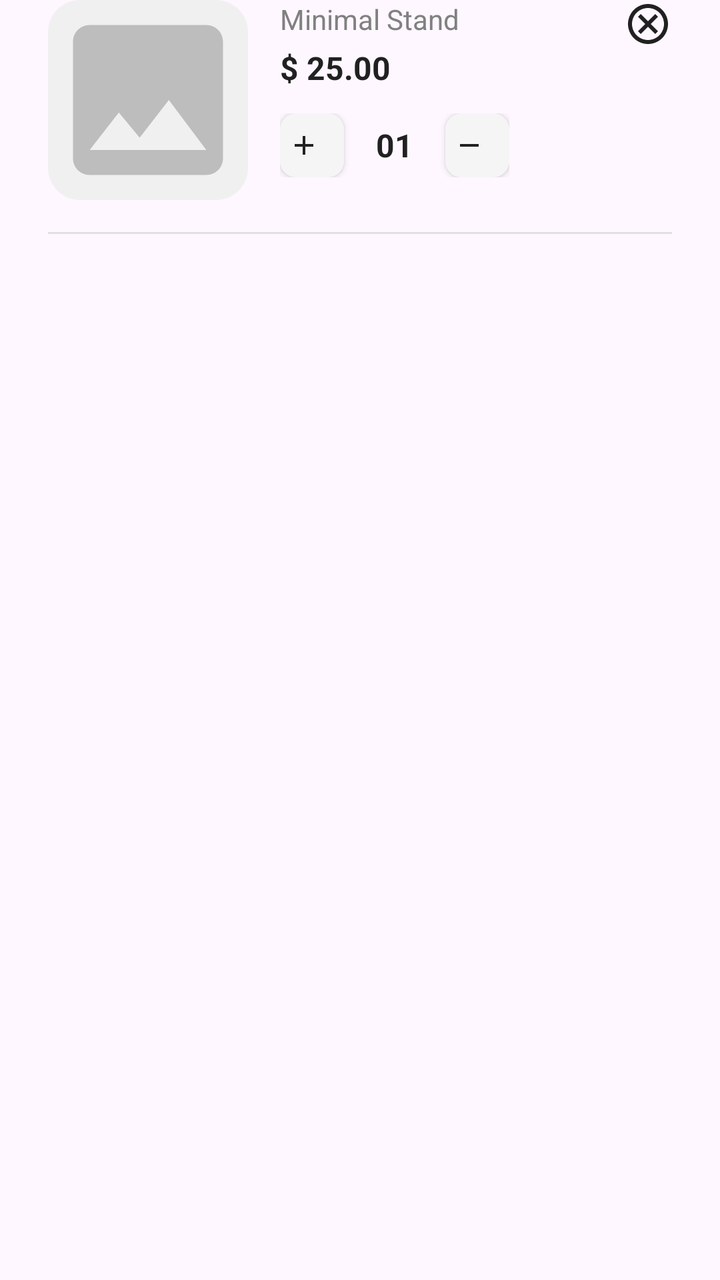
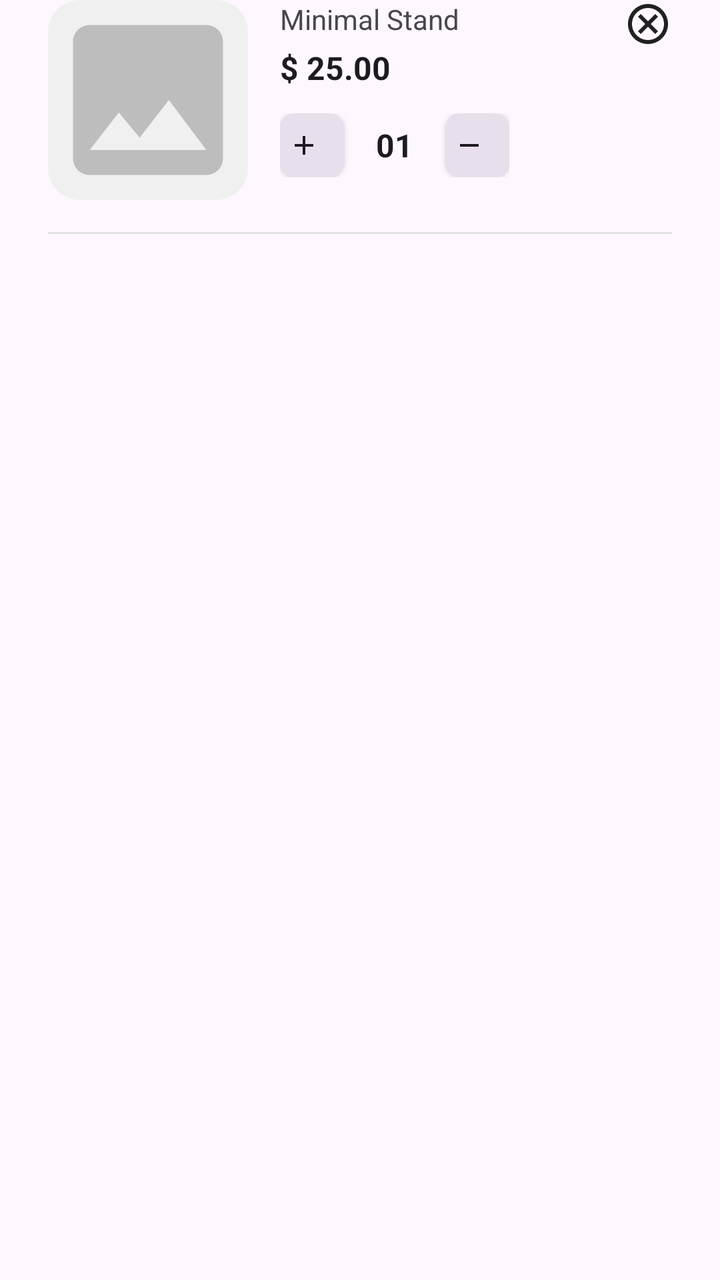

Screens rendered from an Android XML layout before and after an edit, with the pre-edit source and the edit as a unified diff.
<!-- AndroidManifest.xml: application theme Theme.Furniture -->
<!-- res/layout/item_cart.xml -->
<?xml version="1.0" encoding="utf-8"?>
<androidx.constraintlayout.widget.ConstraintLayout xmlns:android="http://schemas.android.com/apk/res/android"
    xmlns:app="http://schemas.android.com/apk/res-auto"
    android:layout_width="match_parent"
    android:layout_height="wrap_content"
    android:layout_marginBottom="16dp"
    android:paddingStart="24dp"
    android:paddingEnd="24dp">

    
    <androidx.cardview.widget.CardView
        android:id="@+id/cv_image"
        android:layout_width="100dp"
        android:layout_height="100dp"
        app:cardCornerRadius="16dp"
        app:cardElevation="0dp"
        app:layout_constraintStart_toStartOf="parent"
        app:layout_constraintTop_toTopOf="parent">

        <ImageView
            android:id="@+id/img_cart_product"
            android:layout_width="match_parent"
            android:layout_height="match_parent"
            android:scaleType="centerCrop"
            android:src="@drawable/ic_image_placeholder" />
    </androidx.cardview.widget.CardView>

    
    <TextView
        android:id="@+id/tv_cart_name"
        android:layout_width="0dp"
        android:layout_height="wrap_content"
        android:layout_marginStart="16dp"
        android:layout_marginEnd="8dp"
        android:text="Minimal Stand"
        android:textColor="#808080"
        android:textSize="14sp"
        android:maxLines="2"
        android:ellipsize="end"
        app:layout_constraintEnd_toStartOf="@id/btn_remove_cart"
        app:layout_constraintStart_toEndOf="@id/cv_image"
        app:layout_constraintTop_toTopOf="@id/cv_image" />

    
    <ImageButton
        android:id="@+id/btn_remove_cart"
        android:layout_width="24dp"
        android:layout_height="24dp"
        android:background="?selectableItemBackgroundBorderless"
        android:src="@drawable/ic_close_circle"
        app:layout_constraintEnd_toEndOf="parent"
        app:layout_constraintTop_toTopOf="@id/cv_image" />

    
    <TextView
        android:id="@+id/tv_cart_price"
        android:layout_width="0dp"
        android:layout_height="wrap_content"
        android:layout_marginStart="16dp"
        android:layout_marginTop="4dp"
        android:text="$ 25.00"
        android:textColor="#212121"
        android:textSize="16sp"
        android:textStyle="bold"
        app:layout_constraintStart_toEndOf="@id/cv_image"
        app:layout_constraintTop_toBottomOf="@id/tv_cart_name" />

    
    <LinearLayout
        android:id="@+id/ll_quantity"
        android:layout_width="wrap_content"
        android:layout_height="wrap_content"
        android:layout_marginStart="16dp"
        android:layout_marginTop="12dp"
        android:gravity="center_vertical"
        android:orientation="horizontal"
        app:layout_constraintTop_toBottomOf="@id/tv_cart_price"
        app:layout_constraintStart_toEndOf="@id/cv_image">

        <com.google.android.material.button.MaterialButton
            android:id="@+id/btn_increase"
            android:layout_width="32dp"
            android:layout_height="32dp"
            app:backgroundTint="#F5F5F5"
            app:cornerRadius="8dp"
            app:elevation="0dp"
            app:icon="@drawable/ic_add"
            app:iconTint="#212121"
            app:iconSize="16dp"
            app:iconGravity="textStart"
            android:insetTop="0dp"
            android:insetBottom="0dp"
            android:paddingStart="8dp"
            android:paddingEnd="8dp"
            style="@style/Widget.MaterialComponents.Button" />

        <TextView
            android:id="@+id/tv_cart_quantity"
            android:layout_width="wrap_content"
            android:layout_height="wrap_content"
            android:layout_marginStart="16dp"
            android:layout_marginEnd="16dp"
            android:text="01"
            android:textColor="#212121"
            android:textSize="16sp"
            android:textStyle="bold" />

        <com.google.android.material.button.MaterialButton
            android:id="@+id/btn_decrease"
            android:layout_width="32dp"
            android:layout_height="32dp"
            app:backgroundTint="#F5F5F5"
            app:cornerRadius="8dp"
            app:elevation="0dp"
            app:icon="@drawable/ic_minus"
            app:iconTint="#212121"
            app:iconSize="16dp"
            app:iconGravity="textStart"
            android:insetTop="0dp"
            android:insetBottom="0dp"
            android:paddingStart="8dp"
            android:paddingEnd="8dp"
            style="@style/Widget.MaterialComponents.Button" />
    </LinearLayout>

    
    <TextView
        android:id="@+id/tv_cart_total_price"
        android:layout_width="wrap_content"
        android:layout_height="wrap_content"
        android:visibility="gone"
        app:layout_constraintStart_toEndOf="@id/cv_image"
        app:layout_constraintTop_toBottomOf="@id/ll_quantity" />

    <androidx.constraintlayout.widget.Barrier
        android:id="@+id/barrier_bottom"
        android:layout_width="wrap_content"
        android:layout_height="wrap_content"
        app:barrierDirection="bottom"
        app:constraint_referenced_ids="cv_image,ll_quantity" />

    
    <View
        android:layout_width="0dp"
        android:layout_height="1dp"
        android:layout_marginTop="16dp"
        android:background="#E0E0E0"
        app:layout_constraintTop_toBottomOf="@id/barrier_bottom"
        app:layout_constraintStart_toStartOf="parent"
        app:layout_constraintEnd_toEndOf="parent" />

</androidx.constraintlayout.widget.ConstraintLayout>
<!-- resources referenced by this layout -->
<resources>
  <!-- drawable ic_add (drawable) -->
  <?xml version="1.0" encoding="utf-8"?>
  <vector xmlns:android="http://schemas.android.com/apk/res/android"
      android:width="24dp"
      android:height="24dp"
      android:viewportWidth="24"
      android:viewportHeight="24">
      <path
          android:fillColor="#9E9E9E"
          android:pathData="M19,13h-6v6h-2v-6H5v-2h6V5h2v6h6v2z" />
  </vector>
  <!-- drawable ic_close_circle (drawable) -->
  <vector xmlns:android="http://schemas.android.com/apk/res/android"
      android:width="24dp"
      android:height="24dp"
      android:viewportWidth="24"
      android:viewportHeight="24">
      <path
          android:fillColor="#212121"
          android:pathData="M12,2C6.47,2 2,6.47 2,12s4.47,10 10,10 10,-4.47 10,-10S17.53,2 12,2zM12,20c-4.41,0 -8,-3.59 -8,-8s3.59,-8 8,-8 8,3.59 8,8 -3.59,8 -8,8zM15.59,7L12,10.59 8.41,7 7,8.41 10.59,12 7,15.59 8.41,17 12,13.41 15.59,17 17,15.59 13.41,12 17,8.41z"/>
  </vector>
  <!-- drawable ic_image_placeholder (drawable) -->
  <?xml version="1.0" encoding="utf-8"?>
  <vector xmlns:android="http://schemas.android.com/apk/res/android"
      android:width="48dp"
      android:height="48dp"
      android:viewportWidth="24"
      android:viewportHeight="24">
      
      <path
          android:fillColor="#F0F0F0"
          android:pathData="M0,0 L24,0 L24,24 L0,24 Z" />
      
      <path
          android:fillColor="#BDBDBD"
          android:pathData="M21,19V5c0,-1.1 -0.9,-2 -2,-2H5c-1.1,0 -2,0.9 -2,2v14c0,1.1 0.9,2 2,2h14c1.1,0 2,-0.9 2,-2zM8.5,13.5l2.5,3.01L14.5,12l4.5,6H5l3.5,-4.5z" />
  </vector>
  <!-- drawable ic_minus (drawable) -->
  <?xml version="1.0" encoding="utf-8"?>
  <vector xmlns:android="http://schemas.android.com/apk/res/android"
      android:width="24dp"
      android:height="24dp"
      android:viewportWidth="24"
      android:viewportHeight="24">
      <path
          android:fillColor="#9E9E9E"
          android:pathData="M19,13H5v-2h14v2z" />
  </vector>
  <style name="Theme.Furniture" parent="Base.Theme.Furniture" />
  <style name="Base.Theme.Furniture" parent="Theme.Material3.DayNight.NoActionBar">
          
          
      </style>
</resources>

<!-- the commit's change to res/layout/item_cart.xml (unified diff, before → after) -->
@@ -33,7 +33,7 @@
         android:layout_marginStart="16dp"
         android:layout_marginEnd="8dp"
         android:text="Minimal Stand"
-        android:textColor="#808080"
+        android:textColor="?android:attr/textColorSecondary"
         android:textSize="14sp"
         android:maxLines="2"
         android:ellipsize="end"
@@ -59,7 +59,7 @@
         android:layout_marginStart="16dp"
         android:layout_marginTop="4dp"
         android:text="$ 25.00"
-        android:textColor="#212121"
+        android:textColor="?android:attr/textColorPrimary"
         android:textSize="16sp"
         android:textStyle="bold"
         app:layout_constraintStart_toEndOf="@id/cv_image"
@@ -81,11 +81,11 @@
             android:id="@+id/btn_increase"
             android:layout_width="32dp"
             android:layout_height="32dp"
-            app:backgroundTint="#F5F5F5"
+            app:backgroundTint="?attr/colorSurfaceVariant"
             app:cornerRadius="8dp"
             app:elevation="0dp"
             app:icon="@drawable/ic_add"
-            app:iconTint="#212121"
+            app:iconTint="?android:attr/textColorPrimary"
             app:iconSize="16dp"
             app:iconGravity="textStart"
             android:insetTop="0dp"
@@ -101,7 +101,7 @@
             android:layout_marginStart="16dp"
             android:layout_marginEnd="16dp"
             android:text="01"
-            android:textColor="#212121"
+            android:textColor="?android:attr/textColorPrimary"
             android:textSize="16sp"
             android:textStyle="bold" />
 
@@ -109,11 +109,11 @@
             android:id="@+id/btn_decrease"
             android:layout_width="32dp"
             android:layout_height="32dp"
-            app:backgroundTint="#F5F5F5"
+            app:backgroundTint="?attr/colorSurfaceVariant"
             app:cornerRadius="8dp"
             app:elevation="0dp"
             app:icon="@drawable/ic_minus"
-            app:iconTint="#212121"
+            app:iconTint="?android:attr/textColorPrimary"
             app:iconSize="16dp"
             app:iconGravity="textStart"
             android:insetTop="0dp"
